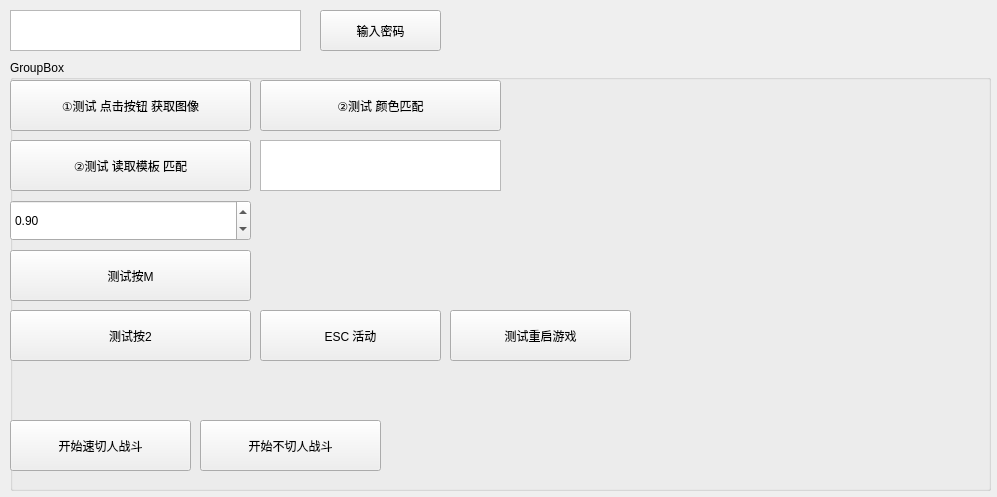
Qt form debugform.ui (A-SunsetMkt-Forks/wuwaBackendTool) before a commit.
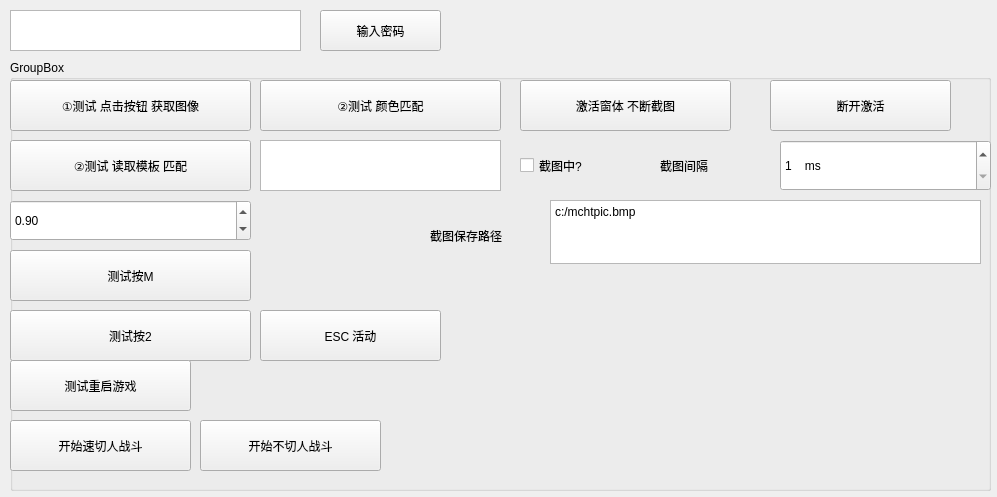
The same form after that commit.

Commit message: 做了激活后台不断截图的小工具

Diff of the .ui file:
```diff
--- a/debugform.ui
+++ b/debugform.ui
@@ -181,8 +181,8 @@
    <widget class="QPushButton" name="testRebootGame">
     <property name="geometry">
      <rect>
-      <x>440</x>
-      <y>250</y>
+      <x>0</x>
+      <y>300</y>
       <width>181</width>
       <height>51</height>
      </rect>
@@ -191,6 +191,106 @@
      <string>测试重启游戏</string>
     </property>
    </widget>
+   <widget class="QPushButton" name="activateBtn">
+    <property name="geometry">
+     <rect>
+      <x>510</x>
+      <y>20</y>
+      <width>211</width>
+      <height>51</height>
+     </rect>
+    </property>
+    <property name="text">
+     <string>激活窗体 不断截图</string>
+    </property>
+   </widget>
+   <widget class="QPushButton" name="deactivcateBtn">
+    <property name="geometry">
+     <rect>
+      <x>760</x>
+      <y>20</y>
+      <width>181</width>
+      <height>51</height>
+     </rect>
+    </property>
+    <property name="text">
+     <string>断开激活</string>
+    </property>
+   </widget>
+   <widget class="QSpinBox" name="capImgWaitMs">
+    <property name="geometry">
+     <rect>
+      <x>770</x>
+      <y>80</y>
+      <width>211</width>
+      <height>51</height>
+     </rect>
+    </property>
+    <property name="suffix">
+     <string>    ms</string>
+    </property>
+    <property name="prefix">
+     <string/>
+    </property>
+    <property name="minimum">
+     <number>1</number>
+    </property>
+    <property name="maximum">
+     <number>1000</number>
+    </property>
+   </widget>
+   <widget class="QLabel" name="label">
+    <property name="geometry">
+     <rect>
+      <x>650</x>
+      <y>80</y>
+      <width>111</width>
+      <height>51</height>
+     </rect>
+    </property>
+    <property name="text">
+     <string>截图间隔</string>
+    </property>
+   </widget>
+   <widget class="QLabel" name="label_2">
+    <property name="geometry">
+     <rect>
+      <x>420</x>
+      <y>150</y>
+      <width>111</width>
+      <height>51</height>
+     </rect>
+    </property>
+    <property name="text">
+     <string>截图保存路径</string>
+    </property>
+   </widget>
+   <widget class="QPlainTextEdit" name="saveImgPath">
+    <property name="geometry">
+     <rect>
+      <x>540</x>
+      <y>140</y>
+      <width>431</width>
+      <height>64</height>
+     </rect>
+    </property>
+    <property name="plainText">
+     <string>c:/mchtpic.bmp</string>
+    </property>
+   </widget>
+   <widget class="QCheckBox" name="isActivate">
+    <property name="geometry">
+     <rect>
+      <x>510</x>
+      <y>90</y>
+      <width>81</width>
+      <height>31</height>
+     </rect>
+    </property>
+    <property name="text">
+     <string>截图中?</string>
+    </property>
+   </widget>
   </widget>
  </widget>
  <resources/>
```
The commit also changes 5 other files.
